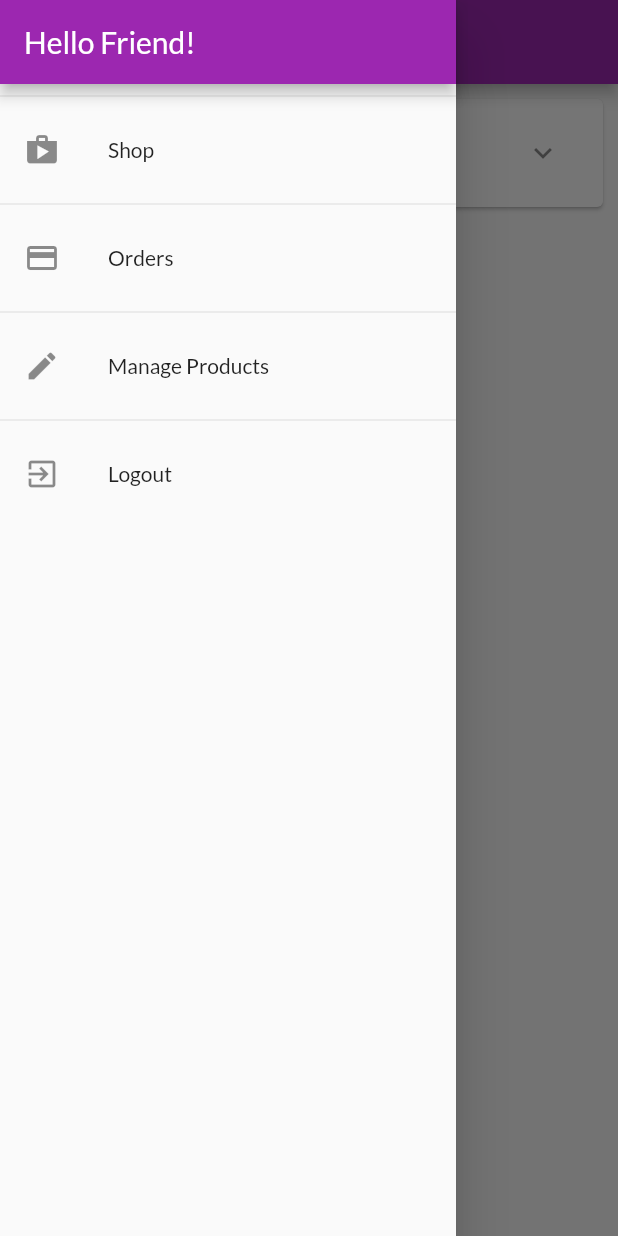
After one commit to thang99-htt/myshop, a Flutter app: the OrdersScreen screen opened by its route, with the side drawer open, on a phone screen of 412 x 824 dp. The commit adds this screen. Run offline on Flutter 3.47's test engine with Material 2 defaults, Android fonts, the phone set to English and light mode, and no system bars; network calls fail.

Commit message:
Xay dung drawer va dinh tuyen theo ten

```diff
--- a/lib/ui/orders/orders_screen.dart
+++ b/lib/ui/orders/orders_screen.dart
@@ -1,9 +1,11 @@
 import 'package:flutter/material.dart';
 
-import 'order_manager.dart';
+import '../shared/app_drawer.dart';
+import 'orders_manager.dart';
 import 'order_item_card.dart';
 
 class OrdersScreen extends StatelessWidget {
+  static const routeName = '/orders';
   const OrdersScreen({super.key});
 
   @override
@@ -14,6 +16,7 @@ class OrdersScreen extends StatelessWidget {
         appBar: AppBar(
           title: const Text('Your Orders'),
         ),
+        drawer: const AppDrawer(),
         body: ListView.builder(
           itemCount: ordersManager.orderCount,
           itemBuilder: (ctx, i) => OrderItemCard(ordersManager.orders[i]),
--- a/lib/ui/products/product_detail_screen.dart
+++ b/lib/ui/products/product_detail_screen.dart
@@ -3,6 +3,7 @@ import 'package:flutter/material.dart';
 import '../../models/product.dart';
 
 class ProductDetailScreen extends StatelessWidget{
+  static const routeName = '/product-detail';
   const ProductDetailScreen(
       this.product,{
         super.key,
--- a/lib/ui/products/products_manager.dart
+++ b/lib/ui/products/products_manager.dart
@@ -48,4 +48,8 @@ class ProductsManager {
   List<Product> get favoriteItems {
     return _items.where((prodItem) => prodItem.isFavorite).toList();
   }
+
+  Product findById(String id) {
+    return _items.firstWhere((prod) => prod.id == id);
+  }
 }
--- a/lib/ui/products/products_overview_screen.dart
+++ b/lib/ui/products/products_overview_screen.dart
@@ -1,6 +1,8 @@
 import 'package:flutter/material.dart';
 
+import '../cart/cart_screen.dart';
 import 'products_grid.dart';
+import '../shared/app_drawer.dart';
 
 enum FilterOptions { favorites, all }
 
@@ -24,6 +26,7 @@ class _ProductsOverviewScreenState extends State<ProductsOverviewScreen> {
           buildShoppingCartIcon(),
         ],
       ),
+      drawer: const AppDrawer(),
       body: ProductsGrid(_showOnlyFavorites),
     );
   }
@@ -34,7 +37,7 @@ class _ProductsOverviewScreenState extends State<ProductsOverviewScreen> {
         Icons.shopping_cart,
       ),
       onPressed: () {
-        print('Go to cart screen');
+        Navigator.of(context).pushNamed(CartScreen.routeName);
       },
     );
   }
--- a/lib/ui/products/user_products_screen.dart
+++ b/lib/ui/products/user_products_screen.dart
@@ -1,9 +1,11 @@
 import 'package:flutter/material.dart';
 
+import '../shared/app_drawer.dart';
 import 'user_product_list_tile.dart';
 import 'products_manager.dart';
 
 class UserProductsScreen extends StatelessWidget {
+  static const routeName = '/user-products';
   const UserProductsScreen({super.key});
 
   @override
@@ -16,6 +18,7 @@ class UserProductsScreen extends StatelessWidget {
           buildAddButton(),
         ],
       ),
+      drawer: const AppDrawer(),
       body: RefreshIndicator(
         onRefresh: () async => print('refresh products'),
         child: buildUserProductListView(productsManager),
--- /dev/null
+++ b/lib/ui/screens.dart
@@ -0,0 +1,8 @@
+export 'products/products_overview_screen.dart';
+export 'products/product_detail_screen.dart';
+export 'products/user_products_screen.dart';
+export 'products/products_manager.dart';
+export 'orders/orders_screen.dart';
+export 'orders/orders_manager.dart';
+export 'cart/cart_screen.dart';
+export 'cart/cart_manager.dart';
--- /dev/null
+++ b/lib/ui/shared/app_drawer.dart
@@ -0,0 +1,57 @@
+import 'package:flutter/material.dart';
+
+import '../orders/orders_screen.dart';
+import '../products/user_products_screen.dart';
+
+class AppDrawer extends StatelessWidget {
+  const AppDrawer({super.key});
+
+  @override
+  Widget build(BuildContext context) {
+    return Drawer(
+      child: Column(
+        children: <Widget>[
+          AppBar(
+            title: const Text('Hello Friend!'),
+            automaticallyImplyLeading: false,
+          ),
+          const Divider(),
+          ListTile(
+            leading: const Icon(Icons.shop),
+            title: const Text('Shop'),
+            onTap: (){
+              Navigator.of(context).pushReplacementNamed('/');
+            },
+          ),
+          const Divider(),
+          ListTile(
+            leading: const Icon(Icons.payment),
+            title: const Text('Orders'),
+            onTap: (){
+              Navigator.of(context)
+                .pushReplacementNamed(OrdersScreen.routeName);
+            },
+          ),
+          const Divider(),
+          ListTile(
+            leading: const Icon(Icons.edit),
+            title: const Text('Manage Products'),
+            onTap: (){
+              Navigator.of(context)
+                  .pushReplacementNamed(UserProductsScreen.routeName);
+            },
+          ),
+          const Divider(),
+          ListTile(
+            leading: const Icon(Icons.exit_to_app),
+            title: const Text('Logout'),
+            onTap: (){
+              Navigator.of(context)
+                .pushReplacementNamed(UserProductsScreen.routeName);
+            },
+          ),
+        ],
+      ),
+    );
+  }
+}
```
Also changed, not shown: lib/main.dart (+24 -9 lines), lib/ui/products/product_grid_tile.dart (+3 -4 lines), lib/ui/orders/orders_manager.dart (renamed from lib/ui/orders/order_manager.dart).
